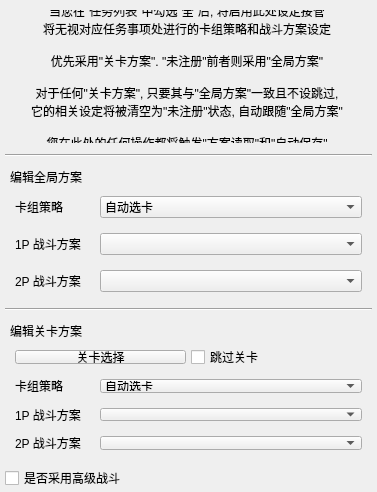
Qt form resource/ui/StagePlanEditor.ui (StareAbyss/FoodsVsMiceAutoAssistant) before a commit.
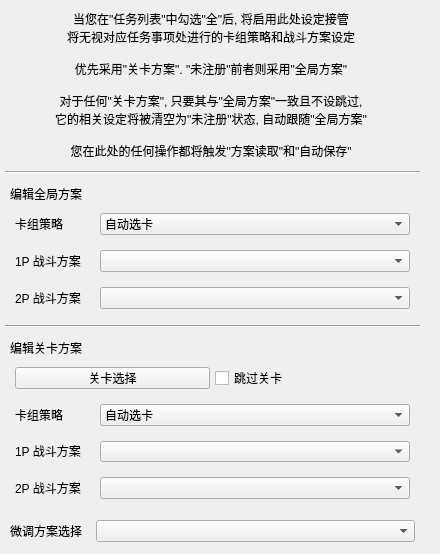
The same form after that commit. Custom widgets are drawn as their Qt base class.

Commit message: feat(微调方案):将高级战斗参数整合进微调方案中

```diff
--- a/resource/ui/StagePlanEditor.ui
+++ b/resource/ui/StagePlanEditor.ui
@@ -6,8 +6,8 @@
    <rect>
     <x>0</x>
     <y>0</y>
-    <width>377</width>
-    <height>492</height>
+    <width>440</width>
+    <height>554</height>
    </rect>
   </property>
   <property name="windowTitle">
@@ -18,8 +18,8 @@
     <rect>
      <x>0</x>
      <y>0</y>
-     <width>377</width>
-     <height>494</height>
+     <width>425</width>
+     <height>552</height>
     </rect>
    </property>
    <layout class="QVBoxLayout" name="verticalLayout">
@@ -581,11 +581,54 @@
      </layout>
     </item>
     <item>
-     <layout class="QHBoxLayout" name="horizontalLayout_5">
+     <layout class="QHBoxLayout" name="horizontalLayout_5" stretch="1,20">
+      <property name="leftMargin">
+       <number>5</number>
+      </property>
+      <property name="topMargin">
+       <number>5</number>
+      </property>
+      <property name="rightMargin">
+       <number>5</number>
+      </property>
+      <property name="bottomMargin">
+       <number>5</number>
+      </property>
       <item>
-       <widget class="QCheckBox" name="senior_battle_check">
+       <widget class="QLabel" name="label_13">
+        <property name="sizePolicy">
+         <sizepolicy hsizetype="Preferred" vsizetype="Fixed">
+          <horstretch>0</horstretch>
+          <verstretch>0</verstretch>
+         </sizepolicy>
+        </property>
+        <property name="minimumSize">
+         <size>
+          <width>80</width>
+          <height>0</height>
+         </size>
+        </property>
+        <property name="maximumSize">
+         <size>
+          <width>16777215</width>
+          <height>16777215</height>
+         </size>
+        </property>
         <property name="text">
-         <string>是否采用高级战斗</string>
+         <string>微调方案选择</string>
+        </property>
+       </widget>
+      </item>
+      <item>
+       <widget class="QComboBox" name="StageTweakBattlePlanBox">
+        <property name="sizePolicy">
+         <sizepolicy hsizetype="Preferred" vsizetype="Fixed">
+          <horstretch>0</horstretch>
+          <verstretch>0</verstretch>
+         </sizepolicy>
+        </property>
+        <property name="currentText">
+         <string/>
         </property>
        </widget>
       </item>
```
The commit also changes 3 other files.
